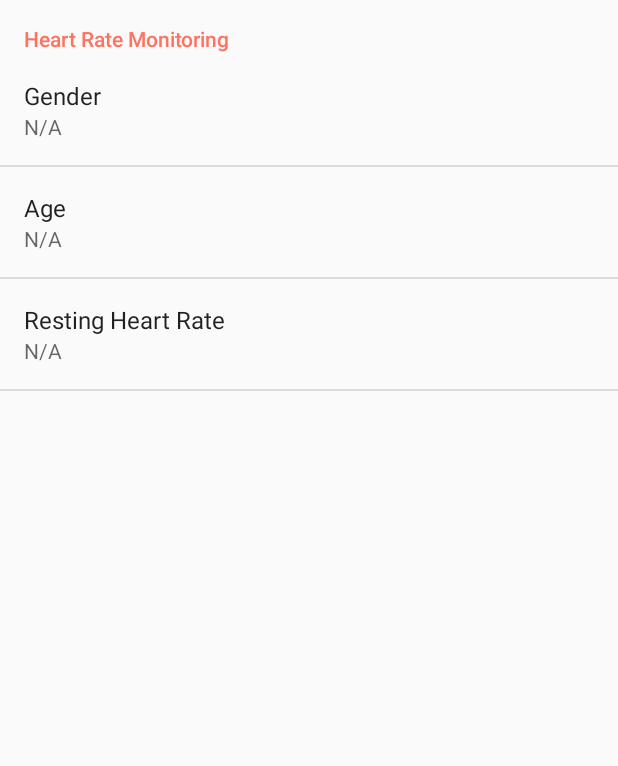
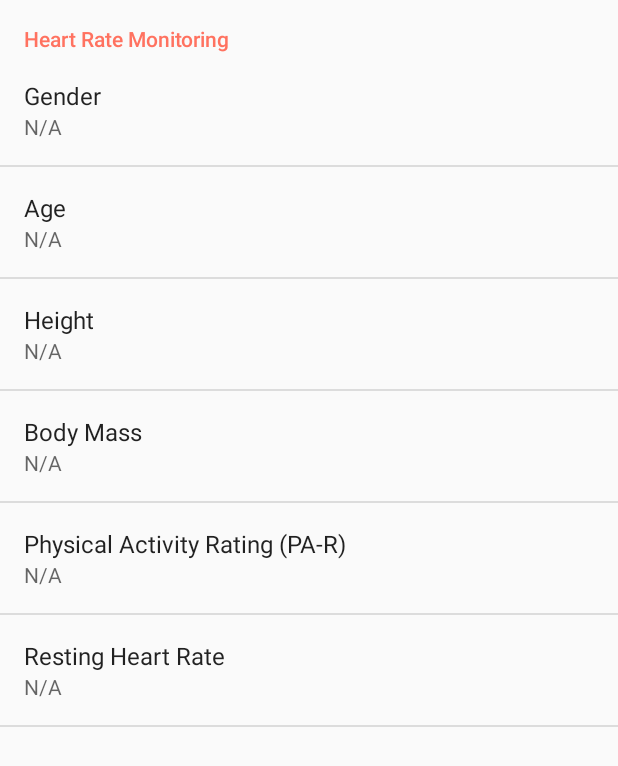
Before and after one commit to EvaJobst/MobileSports, an Android app: the SettingsActivity screen opened directly, with no data from a screen before it, on a phone screen of 412 x 824 dp. Shown: the top 766 px of the screen. Run offline under Robolectric (Android 15) with nearby library versions, the phone set to English and light mode, and no system bars.

Commit message:
add settings for height, bodymass and PA-R add collection of steps per minute

```diff
--- a/src/Mountaineer/app/src/main/java/at/fhooe/mos/mountaineer/services/TourRecorderService.java
+++ b/src/Mountaineer/app/src/main/java/at/fhooe/mos/mountaineer/services/TourRecorderService.java
@@ -51,6 +51,7 @@ public class TourRecorderService extends Service {
         periodicNotificationUpdater = new PeriodicNotificationUpdater();
 
         tourDataCollector = new TourDataCollector();
+        tourDataCollector.start();
 
         pedometerManager = new PedometerManager(this);
         stopwatch = new Stopwatch();
@@ -77,6 +78,7 @@ public class TourRecorderService extends Service {
         pedometerManager.destroy();
         stopwatch.stop();
 
+        tourDataCollector.stop();
         tourDataCollector.publishFinalTourData();
 
         releaseWakeLock();
--- a/src/Mountaineer/app/src/main/res/layout/main_notification.xml
+++ b/src/Mountaineer/app/src/main/res/layout/main_notification.xml
@@ -1,7 +1,7 @@
 <?xml version="1.0" encoding="utf-8"?>
 <LinearLayout xmlns:android="http://schemas.android.com/apk/res/android"
     android:layout_width="match_parent"
-    android:layout_height="70dp"
+    android:layout_height="match_parent"
     android:orientation="vertical">
 
     <!--
--- a/src/Mountaineer/app/src/main/res/values/strings.xml
+++ b/src/Mountaineer/app/src/main/res/values/strings.xml
@@ -13,6 +13,18 @@
     <string name="preference_age_key">preferenceAge</string>
     <string name="preference_age_default">N/A</string>
 
+    <string name="preference_height_title">Height</string>
+    <string name="preference_height_key">preferenceHeight</string>
+    <string name="preference_height_default">N/A</string>
+
+    <string name="preference_mass_title">Body Mass</string>
+    <string name="preference_mass_key">preferenceBodyMass</string>
+    <string name="preference_mass_default">N/A</string>
+
+    <string name="preference_par_title">Physical Activity Rating (PA-R)</string>
+    <string name="preference_par_key">preferencePar</string>
+    <string name="preference_par_default">N/A</string>
+
     <string name="preference_restinghr_title">Resting Heart Rate</string>
     <string name="preference_restinghr_key">preferenceRestingHeartRate</string>
     <string name="preference_restinghr_default">N/A</string>
--- a/src/Mountaineer/app/src/main/res/xml/app_settings.xml
+++ b/src/Mountaineer/app/src/main/res/xml/app_settings.xml
@@ -19,6 +19,24 @@
             android:inputType="number"/>
 
         <EditTextPreference
+            android:defaultValue="@string/preference_height_default"
+            android:key="@string/preference_height_key"
+            android:title="@string/preference_height_title"
+            android:inputType="number"/>
+
+        <EditTextPreference
+            android:defaultValue="@string/preference_mass_default"
+            android:key="@string/preference_mass_key"
+            android:title="@string/preference_mass_title"
+            android:inputType="number"/>
+
+        <EditTextPreference
+            android:defaultValue="@string/preference_par_default"
+            android:key="@string/preference_par_key"
+            android:title="@string/preference_par_title"
+            android:inputType="number"/>
+
+        <EditTextPreference
             android:defaultValue="@string/preference_restinghr_default"
             android:key="@string/preference_restinghr_key"
             android:title="@string/preference_restinghr_title"
```
Also changed, not shown: src/Mountaineer/app/src/main/java/at/fhooe/mos/mountaineer/model/Tour.java (+10 -1 lines), src/Mountaineer/app/src/main/java/at/fhooe/mos/mountaineer/persistence/PersistenceManager.java (+51 -0 lines), src/Mountaineer/app/src/main/java/at/fhooe/mos/mountaineer/services/TourDataCollector.java (+42 -0 lines).
